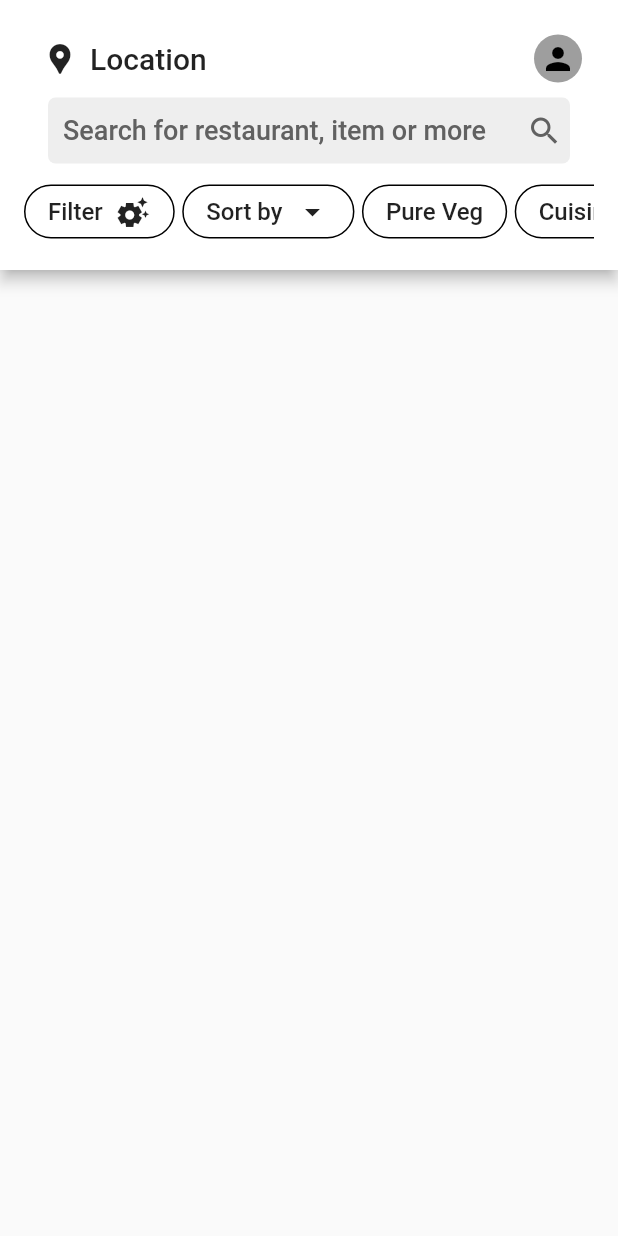
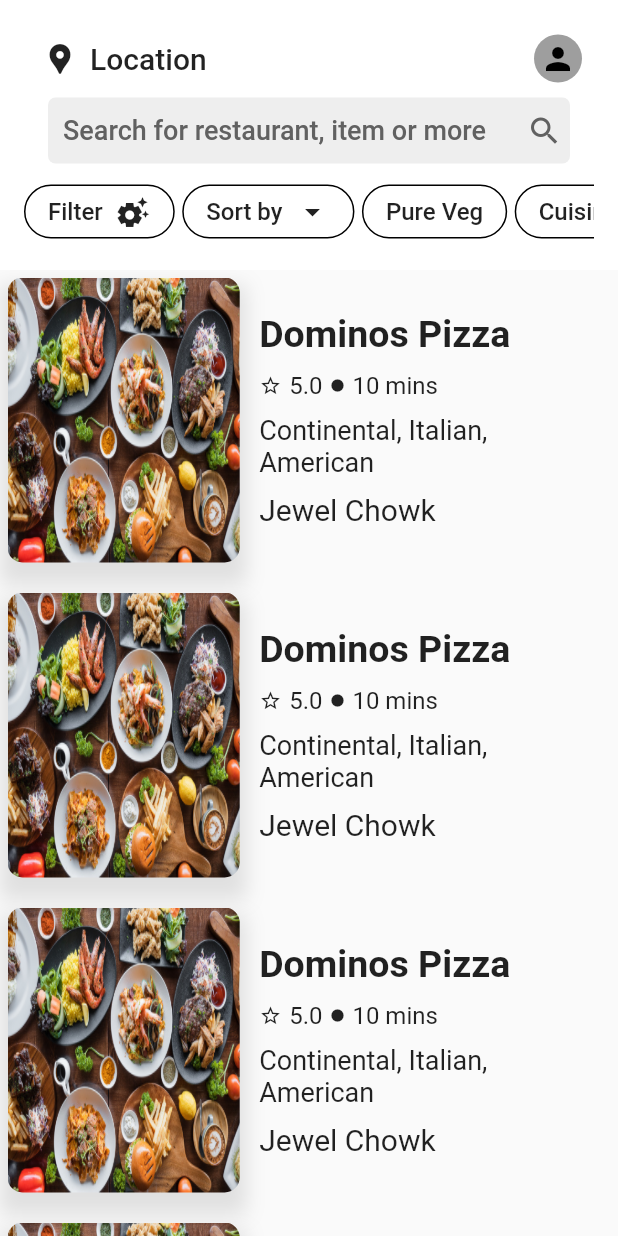
Before and after one commit to blackmoney069/swiggy_clone, a Flutter app: the screen it shows after launch, on a phone screen of 412 x 824 dp. Run offline on Flutter 3.47's test engine with Material 2 defaults, Android fonts, the phone set to English and light mode, and no system bars; missing offline and left inert: dart:ffi; Roboto replaces fonts that are missing (Poppins).

Commit message:
created Homescreen

```diff
--- a/lib/pages/homescreen.dart
+++ b/lib/pages/homescreen.dart
@@ -11,6 +11,7 @@
   Widget build(BuildContext context) {
     return Scaffold(
       appBar: AppBar(
+        elevation: 0,
         toolbarHeight: 180,
         backgroundColor: Colors.white,
         title: Column(
@@ -199,6 +200,126 @@
         ),
         actions: [],
       ),
+      body: SingleChildScrollView(
+        child: Column(
+          children: [
+            RestrauntCard(),
+            SizedBox(
+              height: 10,
+            ),
+            RestrauntCard(),
+            SizedBox(
+              height: 10,
+            ),
+            RestrauntCard(),
+            SizedBox(
+              height: 10,
+            ),
+            RestrauntCard(),
+            SizedBox(
+              height: 10,
+            ),
+          ],
+        ),
+      ),
     );
   }
 }
+
+class RestrauntCard extends StatelessWidget {
+  const RestrauntCard({Key? key}) : super(key: key);
+
+  @override
+  Widget build(BuildContext context) {
+    return Row(children: [
+      Expanded(
+        flex: 2,
+        child: Container(
+          padding: EdgeInsets.all(5),
+          decoration: BoxDecoration(boxShadow: [
+            BoxShadow(
+              color: Color.fromARGB(136, 201, 201, 201),
+              blurRadius: 10,
+              offset: Offset(0, 10),
+            ),
+          ]),
+          height: 200,
+          width: 150,
+          child: ClipRRect(
+            borderRadius: BorderRadius.circular(10),
+            child: Image(
+              image: AssetImage('assets/istockphoto-1316145932-170667a.jpeg'),
+              fit: BoxFit.fill,
+            ),
+          ),
+        ),
+      ),
+      Expanded(
+        flex: 3,
+        child: Container(
+          padding: EdgeInsets.all(8),
+          child: Column(
+            crossAxisAlignment: CrossAxisAlignment.stretch,
+            children: [
+              Text(
+                'Dominos Pizza',
+                style: TextStyle(
+                  fontSize: 25,
+                  fontWeight: FontWeight.bold,
+                  fontFamily: 'Poppins',
+                ),
+              ),
+              SizedBox(
+                height: 10,
+              ),
+              Row(
+                crossAxisAlignment: CrossAxisAlignment.center,
+                children: [
+                  Icon(
+                    Icons.star_border_outlined,
+                    size: 15,
+                  ),
+                  SizedBox(
+                    width: 5,
+                  ),
+                  Text(
+                    '5.0',
+                    style: TextStyle(fontSize: 16),
+                  ),
+                  SizedBox(
+                    width: 5,
+                  ),
+                  Icon(
+                    Icons.circle,
+                    size: 10,
+                  ),
+                  SizedBox(
+                    width: 5,
+                  ),
+                  Text(
+                    '10 mins',
+                    style: TextStyle(fontSize: 16),
+                  )
+                ],
+              ),
+              SizedBox(
+                height: 10,
+              ),
+              Text(
+                'Continental, Italian, American',
+                style: TextStyle(fontSize: 18),
+              ),
+              SizedBox(
+                height: 10,
+              ),
+              Text(
+                'Jewel Chowk',
+                style: TextStyle(fontSize: 20),
+              ),
+            ],
+          ),
+        ),
+      ),
+    ]);
+  }
+}
```
Also changed, not shown: pubspec.yaml (+5 -6 lines), assets/Fonts/Poppins-SemiBold.ttf (added), assets/istockphoto-1316145932-170667a.jpeg (added).
